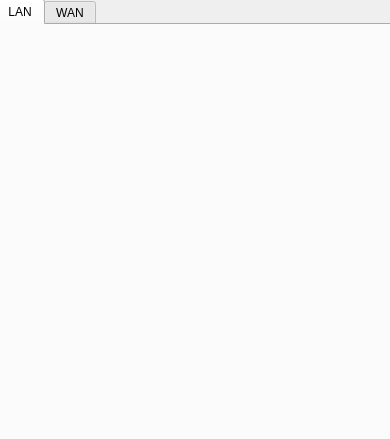
Above: ui/network_settings.ui from nnarain/dotrix before the change. Below: the same form after it.
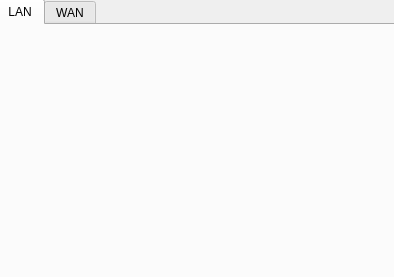
That is the form after the change.

Diff of the .ui file:
```diff
--- a/ui/network_settings.ui
+++ b/ui/network_settings.ui
@@ -6,8 +6,8 @@
    <rect>
     <x>0</x>
     <y>0</y>
-    <width>390</width>
-    <height>439</height>
+    <width>394</width>
+    <height>277</height>
    </rect>
   </property>
   <property name="windowTitle">
```
